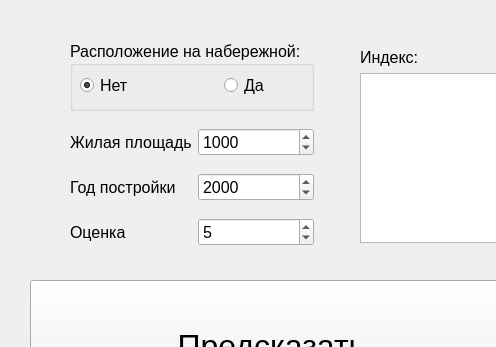
This is pyApp/design.ui in normall777/DataAccessMethodsCursovaya as Qt 5 draws it before an edit; both pictures show x 0 to 496 and y 0 to 347 of the 1071 by 464 pixel window. The edited form follows.
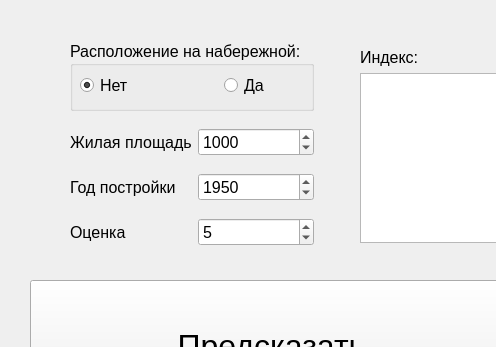
This is the edited form.

Diff of the .ui file:
```diff
--- a/pyApp/design.ui
+++ b/pyApp/design.ui
@@ -157,7 +157,7 @@
           <number>2015</number>
          </property>
          <property name="value">
-          <number>2000</number>
+          <number>1950</number>
          </property>
         </widget>
        </item>
```
Left out of the diff: 8 changed lines with no effect on the pictures.
